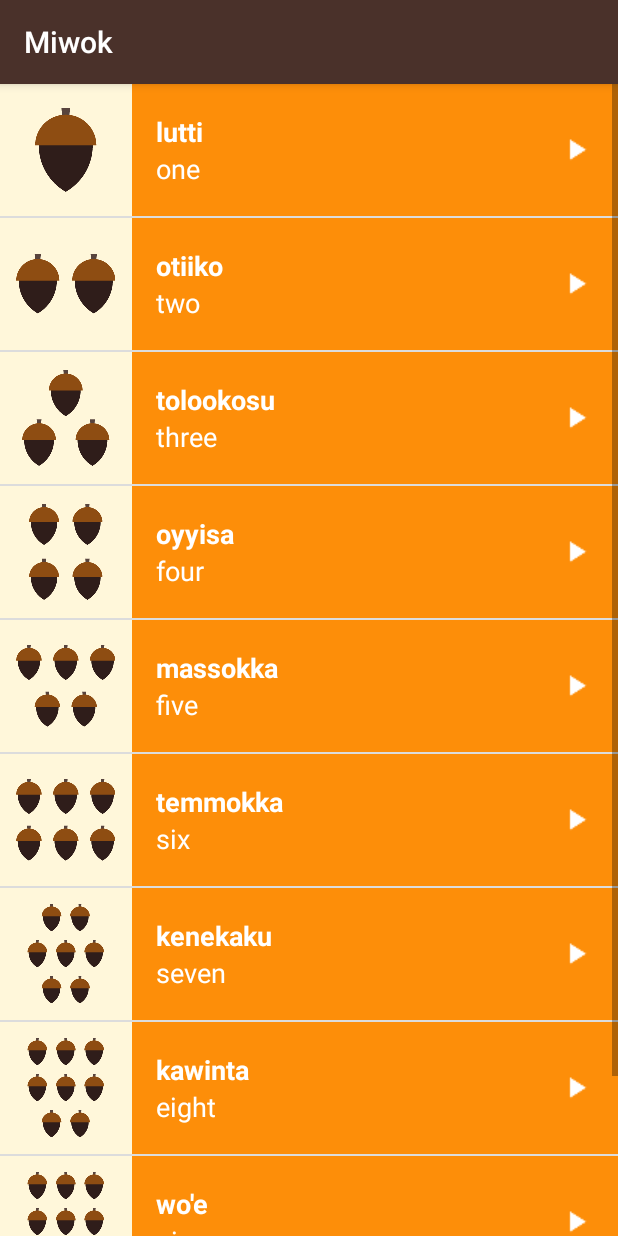
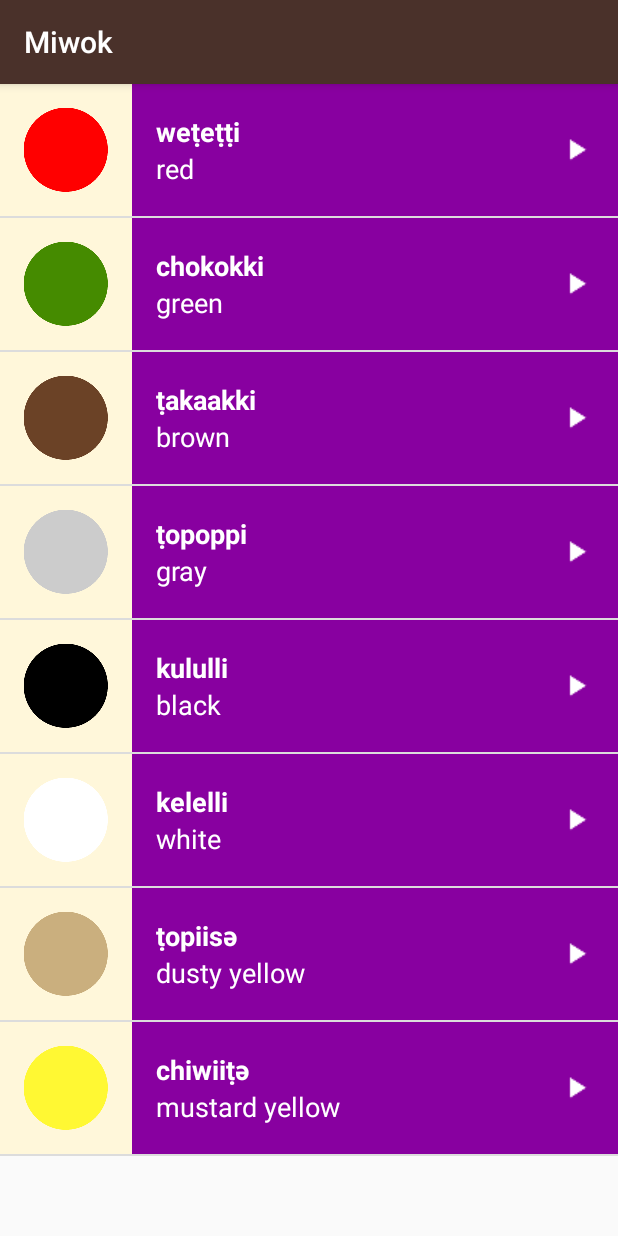
Before and after one commit to Spiritfaer/miwok, an Android app: the fragment ColorsFragment shown on its own in the app's theme, on a phone screen of 412 x 824 dp. Run offline under Robolectric (Android 15) with nearby library versions, the phone set to English and light mode, and no system bars.

Commit message:
Add fragment logic for ColorsActivity

```diff
--- a/app/src/main/java/com/example/android/miwok/NumbersFragment.java
+++ b/app/src/main/java/com/example/android/miwok/ColorsFragment.java
@@ -18,29 +18,26 @@ import java.util.ArrayList;
  * A simple {@link Fragment} subclass.
  * create an instance of this fragment.
  */
-public class NumbersFragment extends Fragment {
-
+public class ColorsFragment extends Fragment {
     private MediaPlayer mPlayer;
-    private AudioManager mAudioManager;
+    private AudioManager audioManager;
     private AudioManager.OnAudioFocusChangeListener afChangeListener;
 
     private final ArrayList<Word> words;
     {
         words = new ArrayList<>();
-        words.add(new Word("one", "lutti", R.drawable.number_one, R.raw.number_one));
-        words.add(new Word("two", "otiiko", R.drawable.number_two, R.raw.number_two));
-        words.add(new Word("three", "tolookosu", R.drawable.number_three, R.raw.number_three));
-        words.add(new Word("four", "oyyisa", R.drawable.number_four, R.raw.number_four));
-        words.add(new Word("five", "massokka", R.drawable.number_five, R.raw.number_five));
-        words.add(new Word("six", "temmokka", R.drawable.number_six, R.raw.number_six));
-        words.add(new Word("seven", "kenekaku", R.drawable.number_seven, R.raw.number_seven));
-        words.add(new Word("eight", "kawinta", R.drawable.number_eight, R.raw.number_eight));
-        words.add(new Word("nine", "wo'e", R.drawable.number_nine, R.raw.number_nine));
-        words.add(new Word("ten", "na'aacha", R.drawable.number_ten, R.raw.number_ten));
-        Log.v("NumberActivity", "init words in ArrayList");
+        words.add(new Word("red", "weṭeṭṭi", R.drawable.color_red, R.raw.color_red));
+        words.add(new Word("green", "chokokki", R.drawable.color_green, R.raw.color_green));
+        words.add(new Word("brown", "ṭakaakki", R.drawable.color_brown, R.raw.color_brown));
+        words.add(new Word("gray", "ṭopoppi", R.drawable.color_gray, R.raw.color_gray));
+        words.add(new Word("black", "kululli", R.drawable.color_black, R.raw.color_black));
+        words.add(new Word("white", "kelelli", R.drawable.color_white, R.raw.color_white));
+        words.add(new Word("dusty yellow", "ṭopiisә", R.drawable.color_dusty_yellow, R.raw.color_dusty_yellow));
+        words.add(new Word("mustard yellow", "chiwiiṭә", R.drawable.color_mustard_yellow, R.raw.color_mustard_yellow));
+        Log.v("NumberActivity", "Static init words in ArrayList");
     }
 
-    public NumbersFragment() {
+    public ColorsFragment() {
         // Required empty public constructor
     }
 
@@ -65,28 +62,15 @@ public class NumbersFragment extends Fragment {
     @Override
     public void onStop() {
         super.onStop();
-
         // When the activity is stopped, release the media player resources because we won't
         // be playing any more sounds.
         releaseMediaPlayer();
     }
 
-    private void initAudioManager() {
-        mAudioManager = (AudioManager) getActivity().getSystemService(Context.AUDIO_SERVICE);
-        afChangeListener = new AudioManager.OnAudioFocusChangeListener() {
-            @Override
-            public void onAudioFocusChange(int focusChange) {
-                if (focusChange == AudioManager.AUDIOFOCUS_LOSS_TRANSIENT_CAN_DUCK ||
-                        focusChange == AudioManager.AUDIOFOCUS_LOSS_TRANSIENT) {
-                    mPlayer.pause();
-                    mPlayer.seekTo(0);
-                } else if (focusChange == AudioManager.AUDIOFOCUS_LOSS) {
-                    releaseMediaPlayer();
-                } else if (focusChange == AudioManager.AUDIOFOCUS_GAIN) {
-                    mPlayer.start();
-                }
-            }
-        };
+    private void initAdapter(View rootView) {
+        ListView listView = (ListView) rootView.findViewById(R.id.list);
+        WordsAdapter itemsAdapter = new WordsAdapter(getActivity(), R.layout.list_item, words, R.color.category_colors);
+        listView.setAdapter(itemsAdapter);
     }
 
     private void initItemListenerForPlayer(View rootView) {
@@ -95,7 +79,7 @@ public class NumbersFragment extends Fragment {
             @Override
             public void onItemClick(AdapterView<?> parent, View view, int position, long id) {
                 releaseMediaPlayer();
-                int requestResult = mAudioManager.requestAudioFocus(afChangeListener,
+                int requestResult = audioManager.requestAudioFocus(afChangeListener,
                         AudioManager.STREAM_MUSIC, AudioManager.AUDIOFOCUS_GAIN_TRANSIENT);
                 if (requestResult == AudioManager.AUDIOFOCUS_REQUEST_GRANTED) {
                     mPlayer = MediaPlayer.create(getActivity(), words.get(position).getAudio());
@@ -112,15 +96,9 @@ public class NumbersFragment extends Fragment {
         });
     }
 
-    private void initAdapter(View rootView) {
-        ListView listView = (ListView) rootView.findViewById(R.id.list);
-        WordsAdapter itemsAdapter = new WordsAdapter(getActivity(), R.layout.list_item, words, R.color.category_numbers);
-        listView.setAdapter(itemsAdapter);
-    }
-
     private void releaseMediaPlayer() {
-        if (mAudioManager != null && afChangeListener != null) {
-            mAudioManager.abandonAudioFocus(afChangeListener);
+        if (audioManager != null && afChangeListener != null) {
+            audioManager.abandonAudioFocus(afChangeListener);
         }
         if (mPlayer != null) {
             if (mPlayer.isPlaying()) {
@@ -130,4 +108,22 @@ public class NumbersFragment extends Fragment {
         }
         mPlayer = null;
     }
+
+    private void initAudioManager() {
+        audioManager = (AudioManager) getActivity().getSystemService(Context.AUDIO_SERVICE);
+        afChangeListener = new AudioManager.OnAudioFocusChangeListener() {
+            @Override
+            public void onAudioFocusChange(int focusChange) {
+                if (focusChange == AudioManager.AUDIOFOCUS_LOSS_TRANSIENT_CAN_DUCK ||
+                        focusChange == AudioManager.AUDIOFOCUS_LOSS_TRANSIENT) {
+                    mPlayer.pause();
+                    mPlayer.seekTo(0);
+                } else if (focusChange == AudioManager.AUDIOFOCUS_LOSS) {
+                    releaseMediaPlayer();
+                } else if (focusChange == AudioManager.AUDIOFOCUS_GAIN) {
+                    mPlayer.start();
+                }
+            }
+        };
+    }
 }
```
Also changed, not shown: app/src/main/java/com/example/android/miwok/ColorsActivity.java (+4 -88 lines).
